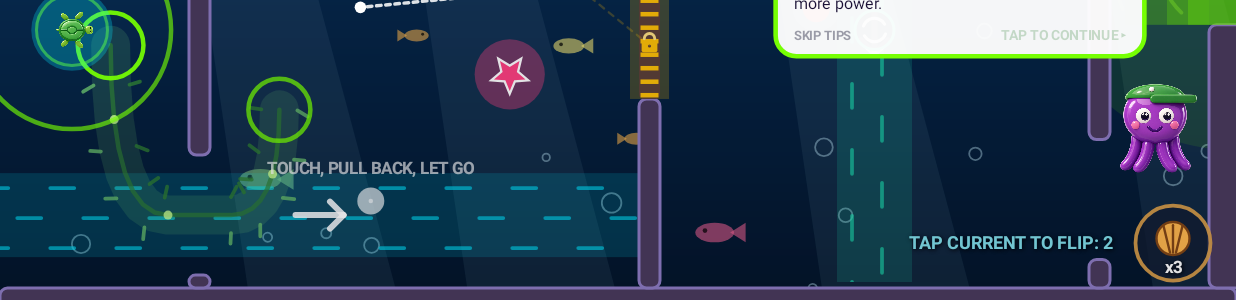
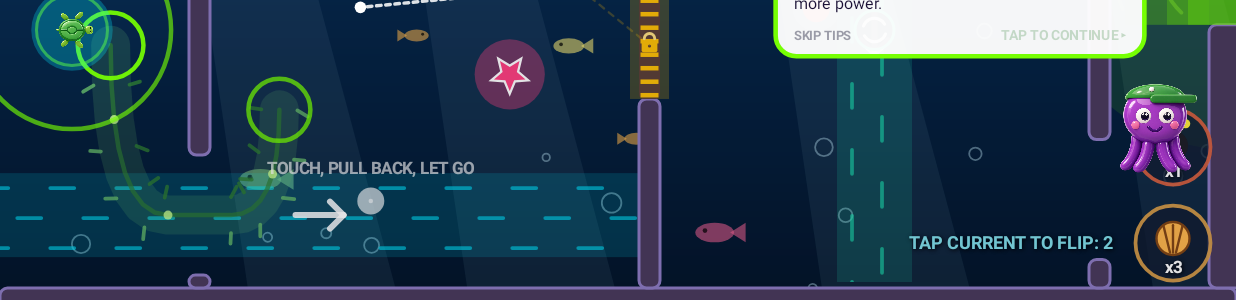
Before and after one commit to betmor1904/Lil-Betito, an Android app: the GameActivity screen opened directly, with no data from a screen before it, on a phone screen of 824 x 412 dp (held sideways). Shown: the part 312-612 px from the top of the screen. Run offline under Robolectric (Android 15) with nearby library versions, the phone set to English and light mode, and no system bars; pictures from the network do not load.

Commit message:
Add bombs: throwable, fuse, carve walls, pickups, UI
Co-Authored-By: Claude Sonnet 5.5 <noreply@anthropic.com>
Claude-Session: https://claude.ai/code/session_01H3SMVDqWVQzrJUTeqZngqW

```diff
--- a/app/src/main/java/com/example/spray/GameView.kt
+++ b/app/src/main/java/com/example/spray/GameView.kt
@@ -65,6 +65,7 @@ class GameView(ctx: Context, private val g: Game) : View(ctx) {
     private val btnR = Array(5) { RectF() }
     private val skipR = RectF()
     private val shellBtnR = RectF()
+    private val bombBtnR = RectF()
     private var guideOpen = false
     private val guide = GuideBook(d)
     private var pressed = -1
@@ -128,6 +129,11 @@ class GameView(ctx: Context, private val g: Game) : View(ctx) {
             if (e.actionMasked == MotionEvent.ACTION_UP) {
                 if (skipR.contains(x0, y0)) g.skipAllTips() else g.dismissTip()
             }
+            return true
+        }
+        // the BOMB button
+        if (e.actionMasked == MotionEvent.ACTION_DOWN && !g.over && bombBtnR.contains(x0, y0)) {
+            g.toggleBombMode(g.clock)
             return true
         }
         // the SHELL button
@@ -664,6 +670,7 @@ class GameView(ctx: Context, private val g: Game) : View(ctx) {
                     p.color = Color.parseColor("#43A047")
                     c.drawOval(x, y - 12 * d, x + 7 * d, y - 6 * d, p)
                 }
+                Game.P_BOMB -> drawBombBody(c, x, y, 9 * d, now, 0L, 255)
                 else -> {
                     p.color = Color.parseColor("#FFEB3B")
                     c.drawCircle(x, y, 10 * d, p)
@@ -1380,9 +1387,21 @@ class GameView(ctx: Context, private val g: Game) : View(ctx) {
             val pop = if (now - sh.hitAt < 160) 1.25f - (now - sh.hitAt) / 160f * 0.25f else 1f
             p.color = Color.argb(60, 0, 0, 0)
             c.drawCircle(sh.x + 2 * d, sh.y + 3 * d, g.shellR * pop, p)
-            drawShellBody(c, sh.x, sh.y, g.shellR * pop, 255)
+            if (sh.bomb) drawBombBody(c, sh.x, sh.y, g.shellR * 1.1f, now, sh.explodeAt, 255)
+            else drawShellBody(c, sh.x, sh.y, g.shellR * pop, 255)
         }
         // aiming a shell: show the landing spot
+        if (g.bombMode && g.aiming && g.ready) {
+            p.style = Paint.Style.STROKE
+            p.strokeWidth = 2 * d
+            p.pathEffect = dash
+            p.color = Color.argb(170, 255, 112, 67)
+            c.drawLine(g.cx, g.cy, g.shellLandX, g.shellLandY, p)
+            c.drawCircle(g.shellLandX, g.shellLandY, g.blastR, p)
+            p.pathEffect = null
+            p.style = Paint.Style.FILL
+            drawBombBody(c, g.shellLandX, g.shellLandY, g.shellR * 1.1f, now, 0L, 130)
+        }
         if (g.shellMode && g.aiming && g.ready) {
             p.style = Paint.Style.STROKE
             p.strokeWidth = 2 * d
@@ -1422,7 +1441,52 @@ class GameView(ctx: Context, private val g: Game) : View(ctx) {
         }
     }
 
+    private fun drawBombBody(c: Canvas, x: Float, y: Float, rad: Float, now: Long, explodeAt: Long, a: Int) {
+        val left = if (explodeAt > 0) explodeAt - now else 9999L
+        val hot = left in 0..700 && (now / 90) % 2 == 0L
+        p.style = Paint.Style.FILL
+        p.color = if (hot) Color.argb(a, 220, 50, 40) else Color.argb(a, 30, 30, 38)
+        c.drawCircle(x, y, rad, p)
+        p.color = Color.argb(a * 2 / 5, 255, 255, 255)
+        c.drawCircle(x - rad * 0.35f, y - rad * 0.35f, rad * 0.28f, p)
+        p.style = Paint.Style.STROKE
+        p.strokeWidth = 2 * d
+        p.strokeCap = Paint.Cap.ROUND
+        p.color = Color.argb(a, 200, 170, 110)
+        c.drawLine(x + rad * 0.3f, y - rad * 0.8f, x + rad * 0.8f, y - rad * 1.4f, p)
+        p.style = Paint.Style.FILL
+        p.color = if ((now / 70) % 2 == 0L) Color.argb(a, 255, 235, 59) else Color.argb(a, 255, 112, 67)
+        c.drawCircle(x + rad * 0.85f, y - rad * 1.45f, 3 * d, p)
+    }
+
+    private fun drawBombButton(c: Canvas, now: Long) {
+        if (g.over) { bombBtnR.setEmpty(); return }
+        val rad = 26 * d
+        val bx = width - 16 * d - rad
+        val by = height - 16 * d - rad - 64 * d
+        bombBtnR.set(bx - rad - 6 * d, by - rad - 6 * d, bx + rad + 6 * d, by + rad + 6 * d)
+        val armed = g.bombMode
+        p.style = Paint.Style.FILL
+        p.color = if (armed) Color.argb(235, 255, 112, 67) else Color.argb(190, 20, 30, 50)
+        c.drawCircle(bx, by, rad, p)
+        p.style = Paint.Style.STROKE
+        p.strokeWidth = 2.5f * d
+        p.color = if (armed) Color.WHITE else Color.argb(200, 255, 112, 67)
+        c.drawCircle(bx, by, rad - d, p)
+        drawBombBody(c, bx, by - 1 * d, 10 * d, now, 0L, if (g.bombsLeft > 0) 255 else 90)
+        p.style = Paint.Style.FILL
+        p.textAlign = Paint.Align.CENTER
+        p.typeface = Typeface.DEFAULT_BOLD
+        p.color = Color.WHITE
+        p.textSize = 11 * d
+        p.setShadowLayer(3f, 1f, 1f, Color.BLACK)
+        c.drawText("x${g.bombsLeft}", bx, by + rad - 6 * d, p)
+        if (armed) c.drawText("PULL TO THROW BOMB", bx - 70 * d, by - rad - 6 * d, p)
+        p.clearShadowLayer()
+    }
+
     private fun drawShellButton(c: Canvas, now: Long) {
+        drawBombButton(c, now)
         if (g.over) { shellBtnR.setEmpty(); return }
         val rad = 26 * d
         val bx = width - 16 * d - rad
--- a/app/src/main/java/com/example/spray/Guide.kt
+++ b/app/src/main/java/com/example/spray/Guide.kt
@@ -17,6 +17,7 @@ object Guide {
         Entry("goal", "THE HOLE", "Get Betito into the glowing hole in the right wall. Near it, the water sucks you in.", Color.parseColor("#76FF03")),
         Entry("score", "PAR & SCORING", "Par is the shots a hole should take. Finish OVER par and you must REPLAY it! 1 under = BIRDIE, 2 under = EAGLE.", Color.parseColor("#FF5252")),
         Entry("shell", "SHELLS", "Tap SHELL (bottom right), pull and let go to fire one. Betito bounces off it around corners. 3 per hole and no shot used!", Color.parseColor("#FFB74D")),
+        Entry("bomb", "BOMBS", "Tap BOMB (above SHELL), pull and let go to throw one. It blows a hole in the walls after a moment. You start with 1 per hole and can find more!", Color.parseColor("#FF7043")),
         Entry("turn", "QUICK TURN", "While Betito is still swimming, tap fast where you want him to go. One turn per shot, before he stops!", Color.parseColor("#80DEEA")),
         Entry("combo", "COMBOS", "Ride 2 or more currents or slides in ONE shot: NICE!!, DEADLY COMBO!!, KING OF THE SEA!!", Color.parseColor("#E040FB")),
         Entry("blue", "BLUE CURRENT", "A boost lane. Shoot into it and it carries you forward, fast.", Color.rgb(0, 229, 255)),
```
Also changed, not shown: app/src/main/java/com/example/spray/Art.kt (+14 -0 lines), app/src/main/java/com/example/spray/Game.kt (+114 -19 lines).
